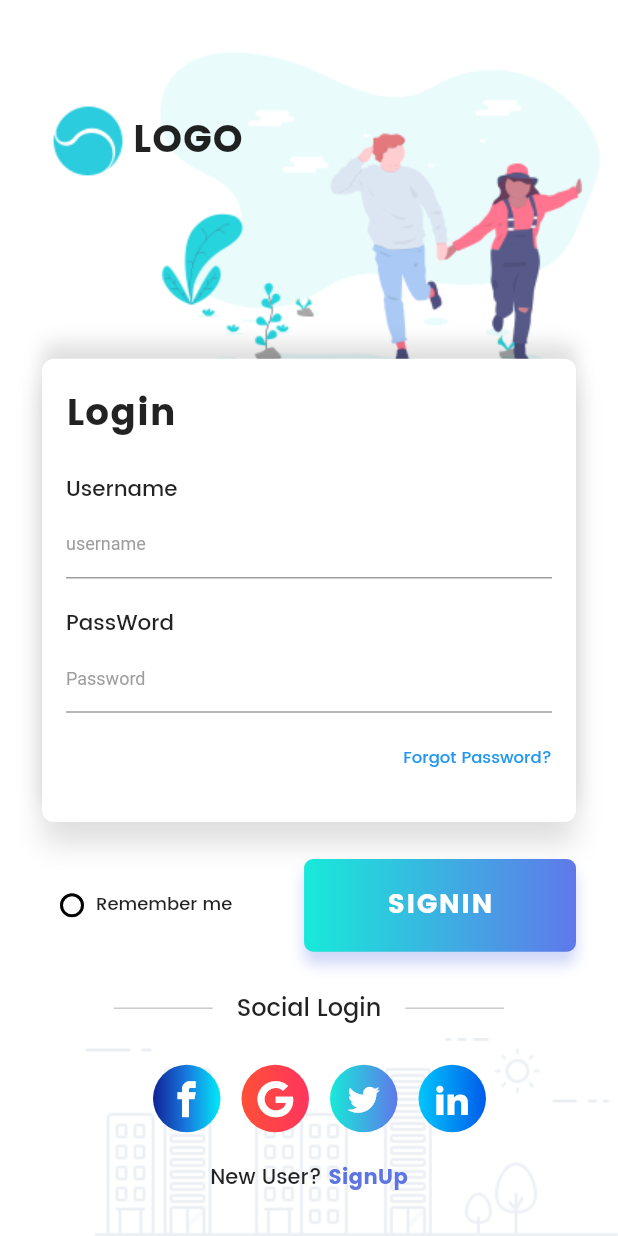
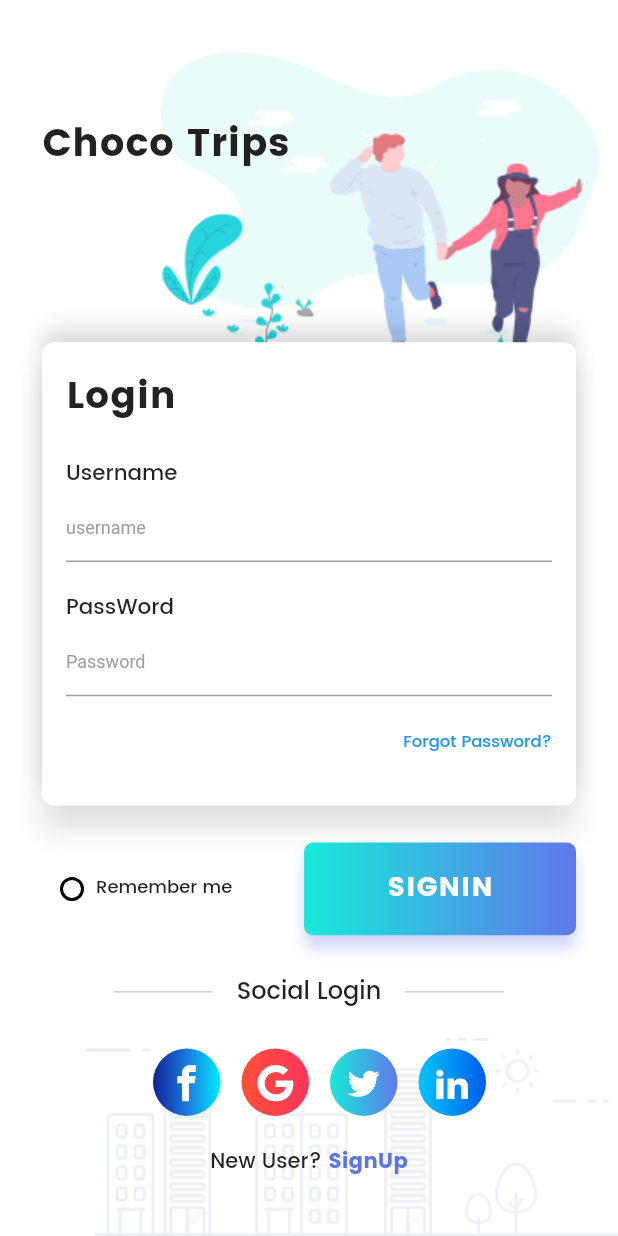
Before and after one commit to Adyletkhan1/chocotrips, a Flutter app: the screen it shows after launch, on a phone screen of 412 x 824 dp. Run offline on Flutter 3.47's test engine with Material 2 defaults, Android fonts, the phone set to English and light mode, and no system bars; our stand-ins replace flutter_screenutil.

Commit message:
Add maps

```diff
--- /dev/null
+++ b/lib/Widgets/TripPage.dart
@@ -0,0 +1,8 @@
+import 'package:flutter/material.dart';
+
+class TripPage extends StatelessWidget {
+  @override
+  Widget build(BuildContext context) {
+    return Container();
+  }
+}
--- a/lib/main.dart
+++ b/lib/main.dart
@@ -80,17 +80,21 @@ class _MyAppState extends State<MyApp> {
                 children: <Widget>[
                   Row(
                     children: <Widget>[
-                      Image.asset(
-                        "assets/logo.png",
-                        width: ScreenUtil.getInstance().setWidth(110),
-                        height: ScreenUtil.getInstance().setHeight(110),
-                      ),
-                      Text("LOGO",
-                          style: TextStyle(
-                              fontFamily: "Poppins-Bold",
-                              fontSize: ScreenUtil.getInstance().setSp(46),
-                              letterSpacing: .6,
-                              fontWeight: FontWeight.bold))
+//                      Image.asset(
+//                        "assets/logo.png",
+//                        width: ScreenUtil.getInstance().setWidth(110),
+//                        height: ScreenUtil.getInstance().setHeight(110),
+//                      ),
+
+                      Padding(
+                        padding: const EdgeInsets.only(top: 16.0),
+                        child: Text("Choco Trips",
+                            style: TextStyle(
+                                fontFamily: "Poppins-Bold",
+                                fontSize: ScreenUtil.getInstance().setSp(46),
+                                letterSpacing: .6,
+                                fontWeight: FontWeight.bold)),
+                      )
                     ],
                   ),
                   SizedBox(
--- a/pubspec.yaml
+++ b/pubspec.yaml
@@ -24,6 +24,7 @@ dependencies:
   # Use with the CupertinoIcons class for iOS style icons.
   cupertino_icons: ^0.1.2
   flutter_screenutil: ^0.4.2
+  google_maps_flutter: ^0.5.20+6
 
 dev_dependencies:
   flutter_test:
```
Also changed, not shown: pubspec.lock, 2 other files.
